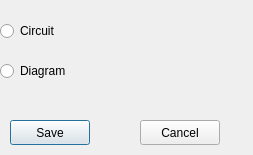
Before: the Qt Designer form Smithtry1000/SaveDialog.ui in tamoshka/SmithChart, drawn with Qt 5.
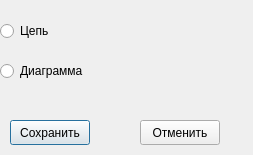
After: the same form once the commit is applied.

What changed in the file:
```diff
--- a/Smithtry1000/SaveDialog.ui
+++ b/Smithtry1000/SaveDialog.ui
@@ -23,7 +23,7 @@
     </rect>
    </property>
    <property name="text">
-    <string>Circuit</string>
+    <string>Цепь</string>
    </property>
   </widget>
   <widget class="QRadioButton" name="DiagramRadioButton">
@@ -36,7 +36,7 @@
     </rect>
    </property>
    <property name="text">
-    <string>Diagram</string>
+    <string>Диаграмма</string>
    </property>
   </widget>
   <widget class="QPushButton" name="SaveButton">
@@ -49,7 +49,7 @@
     </rect>
    </property>
    <property name="text">
-    <string>Save</string>
+    <string>Сохранить</string>
    </property>
   </widget>
   <widget class="QPushButton" name="CancelButton">
@@ -62,7 +62,7 @@
     </rect>
    </property>
    <property name="text">
-    <string>Cancel</string>
+    <string>Отменить</string>
    </property>
   </widget>
  </widget>
```
